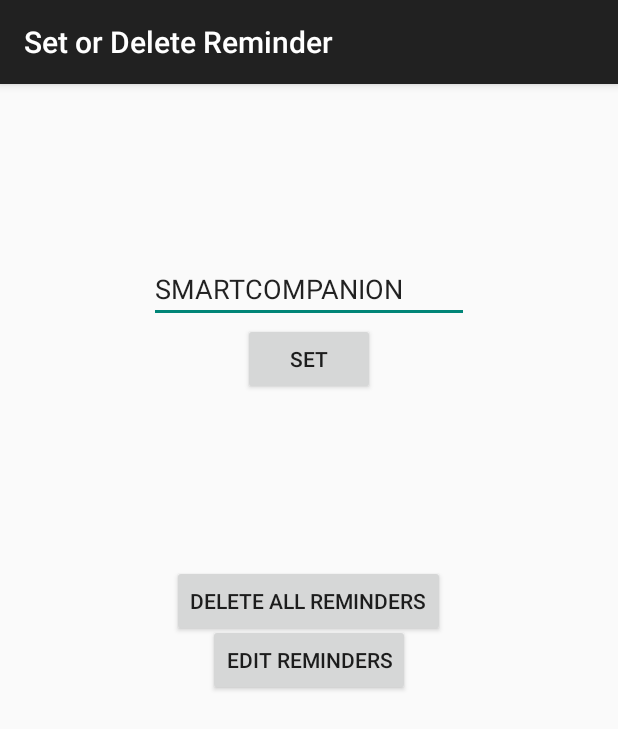
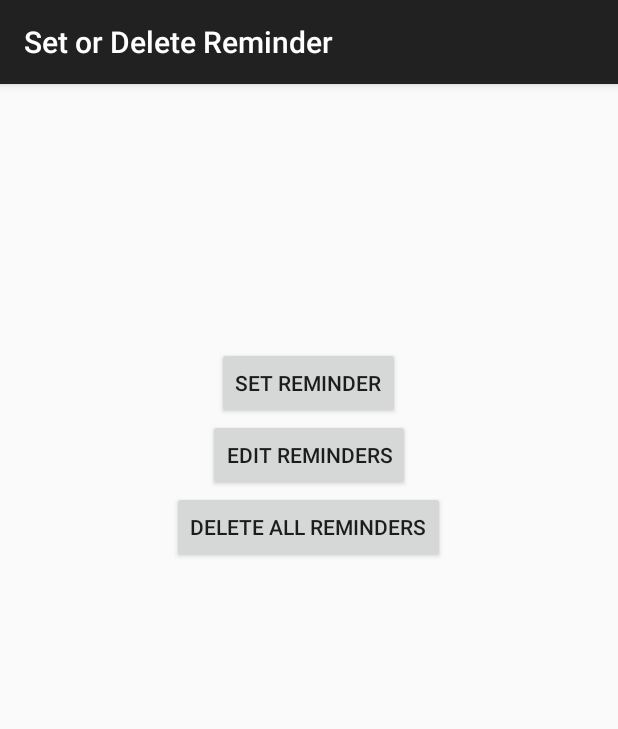
Before and after one commit to pandeypooja63/SmartZCompanion, an Android app: the screen it shows after launch (Second before the commit, WifiMenu after it), after a tap on "WI-FI BASED", on a phone screen of 412 x 824 dp. Shown: the top 729 px of the screen. Run offline under Robolectric (Android 15) with nearby library versions, the phone set to English and light mode, and no system bars.

Commit message:
Wifi based Reminder

```diff
--- a/app/src/main/java/com/example/nispand/smartzcompanion/MainActivity.java
+++ b/app/src/main/java/com/example/nispand/smartzcompanion/MainActivity.java
@@ -32,7 +32,7 @@ public class MainActivity extends ActionBarActivity {
 
             @Override
             public void onClick(View v) {
-                Intent intent = new Intent(MainActivity.this,Second.class);
+                Intent intent = new Intent(MainActivity.this,WifiMenu.class);
                 //intent.putExtra("Etext", finalSWifiState);
                 startActivity(intent);
 
--- a/app/src/main/java/com/example/nispand/smartzcompanion/Second.java
+++ /dev/null
@@ -1,102 +0,0 @@
-package com.example.nispand.smartzcompanion;
-
-import android.content.Intent;
-import android.database.Cursor;
-import android.database.sqlite.SQLiteDatabase;
-import android.os.Bundle;
-import android.support.v7.app.ActionBarActivity;
-import android.view.View;
-import android.widget.Button;
-import android.widget.TextView;
-import android.widget.Toast;
-
-import java.text.SimpleDateFormat;
-
-import static android.widget.Toast.LENGTH_LONG;
-
-
-public class Second extends ActionBarActivity {
-
-      @Override
-    protected void onCreate(Bundle savedInstanceState) {
-        super.onCreate(savedInstanceState);
-        setContentView(R.layout.activity_second);
-
-        final TextView mTV=(TextView) findViewById(R.id.editText2);
-         Button b= (Button) findViewById(R.id.btnSet);
-          Button bDel = (Button) findViewById(R.id.delRem);
-
-        b.setOnClickListener(new View.OnClickListener() {
-            @Override
-            public void onClick(View v) {
-
-                  TextView tV= (TextView) findViewById(R.id.txtSet);
-//                tV.setText(mTV.getText());
-
-                SQLiteDatabase db = openOrCreateDatabase("SCDB",MODE_PRIVATE,null);
-                //db.execSQL("Drop TABLE SCDB");
-                db.execSQL("CREATE TABLE IF NOT EXISTS SCDB (EventID varchar(60),Eventnote varchar(600),ReminderSet BOOLEAN);");
-              //  db.execSQL("Delete from SCDB;");
-                SimpleDateFormat fdate = new SimpleDateFormat("HHmmssSSS");
-                java.util.Date date= new java.util.Date();
-                String sEventID = fdate.format(date);
-                String sEventtxt = mTV.getText().toString();
-                String sIquery = "Insert Into SCDB VALUES('"+sEventID+"', '"+sEventtxt+"',1);";
-                db.execSQL(sIquery);
-
-//                String sSelectQ="Select * from SCDB where EventID = '"+sEventID+"';";
-//                Cursor c= db.rawQuery(sSelectQ,null);
-//            String events ="";
-//            if(c!=null)
-//            {
-//
-//                c.moveToFirst();
-//                events =c.getString(c.getColumnIndex("Eventnote"));
-////                while(c.moveToNext())
-////                {
-////                    events+=c.getString(c.getColumnIndex("Eventnote"));
-////                }
-//
-//            }
-
-                db.close();
-                setDisplay("REMINDER IS SET!!");
-            }
-
-        });
-
-          bDel.setOnClickListener(new View.OnClickListener() {
-
-              public void onClick(View v) {
-                  SQLiteDatabase db = openOrCreateDatabase("SCDB",MODE_PRIVATE,null);
-                  String sSelectQ="Select * from SCDB;";
-                  Cursor c= db.rawQuery(sSelectQ,null);
-                  if(c!=null)
-                  {
-                     if(c.getCount() > 0)
-                     {
-                        int cnt =c.getCount();
-                         db.execSQL("Delete from SCDB;");
-                         setDisplay("Deleted "+cnt+"WiFi reminders.");
-                     }
-                     else
-                     {
-                         setDisplay("No reminders to be deleted!!");
-                     }
-                  }
-
-              }
-          });
-
-
-          }
-
-    public void setDisplay(String toastNotif)
-    {
-        Toast.makeText(Second.this,toastNotif, LENGTH_LONG).show();
-        Intent intent = new Intent(Second.this,MainActivity.class);
-        startActivity(intent);
-    }
-
-
-}
--- /dev/null
+++ b/app/src/main/java/com/example/nispand/smartzcompanion/WifiMenu.java
@@ -0,0 +1,70 @@
+package com.example.nispand.smartzcompanion;
+
+import android.content.Intent;
+import android.database.Cursor;
+import android.database.sqlite.SQLiteDatabase;
+import android.os.Bundle;
+import android.support.v7.app.ActionBarActivity;
+import android.view.View;
+import android.widget.Button;
+import android.widget.Toast;
+
+import static android.widget.Toast.LENGTH_LONG;
+
+
+public class WifiMenu extends ActionBarActivity {
+
+    @Override
+    protected void onCreate(Bundle savedInstanceState) {
+        super.onCreate(savedInstanceState);
+        setContentView(R.layout.activity_wifimenu);
+
+
+
+        Button bSetRem = (Button) findViewById(R.id.btnSetRem);
+
+        bSetRem.setOnClickListener(new View.OnClickListener() {
+            @Override
+            public void onClick(View v) {
+                Intent intent = new Intent(WifiMenu.this,SetReminder.class);
+                startActivity(intent);
+            }
+        });
+        Button bDel = (Button) findViewById(R.id.delRem);
+
+
+        bDel.setOnClickListener(new View.OnClickListener() {
+
+            public void onClick(View v) {
+                SQLiteDatabase db = openOrCreateDatabase("SCDB",MODE_PRIVATE,null);
+                String sSelectQ="Select * from SCDB;";
+                Cursor c= db.rawQuery(sSelectQ,null);
+                if(c!=null)
+                {
+                    if(c.getCount() > 0)
+                    {
+                        int cnt =c.getCount();
+                        db.execSQL("Delete from SCDB;");
+                        setDisplay("Deleted "+cnt+"WiFi reminders.");
+                    }
+                    else
+                    {
+                        setDisplay("No reminders to be deleted!!");
+                    }
+                }
+
+            }
+        });
+
+
+    }
+
+    public void setDisplay(String toastNotif)
+    {
+        Toast.makeText(WifiMenu.this, toastNotif, LENGTH_LONG).show();
+        Intent intent = new Intent(WifiMenu.this,MainActivity.class);
+        startActivity(intent);
+    }
+
+
+}
--- a/app/src/main/res/layout/activity_second.xml
+++ /dev/null
@@ -1,53 +0,0 @@
-<RelativeLayout xmlns:android="http://schemas.android.com/apk/res/android"
-    xmlns:tools="http://schemas.android.com/tools" android:layout_width="match_parent"
-    android:layout_height="match_parent" android:paddingLeft="@dimen/activity_horizontal_margin"
-    android:paddingRight="@dimen/activity_horizontal_margin"
-    android:paddingTop="@dimen/activity_vertical_margin"
-    android:paddingBottom="@dimen/activity_vertical_margin"
-    tools:context="com.mavs.atul.firstapplication.Second"
-    android:id="@+id/app_name">
-
-    <EditText
-        android:layout_width="wrap_content"
-        android:layout_height="wrap_content"
-        android:inputType="textMultiLine"
-        android:ems="10"
-        android:id="@+id/editText2"
-        android:layout_alignParentTop="true"
-        android:layout_centerHorizontal="true"
-        android:layout_marginTop="98dp"
-        android:text="@string/hello_world" />
-
-    <Button
-        android:layout_width="wrap_content"
-        android:layout_height="wrap_content"
-        android:text="SET"
-        android:id="@+id/btnSet"
-        android:layout_below="@+id/editText2"
-        android:layout_centerHorizontal="true" />
-
-    <TextView
-        android:layout_width="wrap_content"
-        android:layout_height="wrap_content"
-        android:id="@+id/txtSet"
-        android:layout_below="@+id/btnSet"
-        android:layout_centerHorizontal="true"
-        android:layout_marginTop="113dp" />
-
-    <Button
-        android:layout_width="wrap_content"
-        android:layout_height="wrap_content"
-        android:text="Delete all reminders"
-        android:id="@+id/delRem"
-        android:layout_alignTop="@+id/txtSet"
-        android:layout_centerHorizontal="true" />
-
-    <Button
-        style="?android:attr/buttonStyleSmall"
-        android:layout_width="wrap_content"
-        android:layout_height="wrap_content"
-        android:text="Edit Reminders"
-        android:id="@+id/button"
-        android:layout_centerVertical="true"
-        android:layout_centerHorizontal="true" />
-</RelativeLayout>
--- /dev/null
+++ b/app/src/main/res/layout/activity_wifimenu.xml
@@ -0,0 +1,41 @@
+<RelativeLayout xmlns:android="http://schemas.android.com/apk/res/android"
+    xmlns:tools="http://schemas.android.com/tools" android:layout_width="match_parent"
+    android:layout_height="match_parent" android:paddingLeft="@dimen/activity_horizontal_margin"
+    android:paddingRight="@dimen/activity_horizontal_margin"
+    android:paddingTop="@dimen/activity_vertical_margin"
+    android:paddingBottom="@dimen/activity_vertical_margin"
+    tools:context="com.example.nispand.smartzcompanion.WifiMenu"
+    android:id="@+id/app_name">
+
+
+    <Button
+        android:layout_width="wrap_content"
+        android:layout_height="wrap_content"
+        android:text="SET Reminder"
+        android:id="@+id/btnSetRem"
+        android:layout_marginTop="159dp"
+        android:layout_alignParentTop="true"
+        android:layout_centerHorizontal="true" />
+
+
+    <Button
+        android:layout_width="wrap_content"
+        android:layout_height="wrap_content"
+        android:text="Edit Reminders"
+        android:id="@+id/editBtn"
+        android:layout_centerVertical="true"
+        android:layout_centerHorizontal="true"
+        android:layout_below="@+id/btnSetRem"/>
+
+    <Button
+        android:layout_width="wrap_content"
+        android:layout_height="wrap_content"
+        android:text="Delete all reminders"
+        android:id="@+id/delRem"
+        android:layout_centerHorizontal="true"
+        android:layout_below="@+id/editBtn" />
+
+
+
+
+</RelativeLayout>
--- a/app/src/main/res/values/strings.xml
+++ b/app/src/main/res/values/strings.xml
@@ -12,4 +12,6 @@
     <string name="Enter">Enter the Title Name for your Reminder</string>
     <string name="SelectDate2">Select End Date </string>
     <string name="Description">Enter the Descriptions of Reminder</string>
+    <string name="title_activity_set_reminder">SetReminder</string>
+    <string name="title_activity_notification_view">NotificationView</string>
 </resources>
```
Also changed, not shown: app/src/main/AndroidManifest.xml (+9 -1 lines), app/src/main/java/com/example/nispand/smartzcompanion/NotificationView.java (added, +40 -0 lines), app/src/main/java/com/example/nispand/smartzcompanion/SetReminder.java (added, +82 -0 lines), app/src/main/java/com/example/nispand/smartzcompanion/WifiReceiver.java (+28 -8 lines), app/src/main/res/layout/activity_notification_view.xml (added, +15 -0 lines), app/src/main/res/layout/activity_set_reminder.xml (added, +32 -0 lines), app/src/main/res/menu/menu_notification_view.xml (added, +7 -0 lines), app/src/main/res/menu/menu_set_reminder.xml (added, +7 -0 lines).
